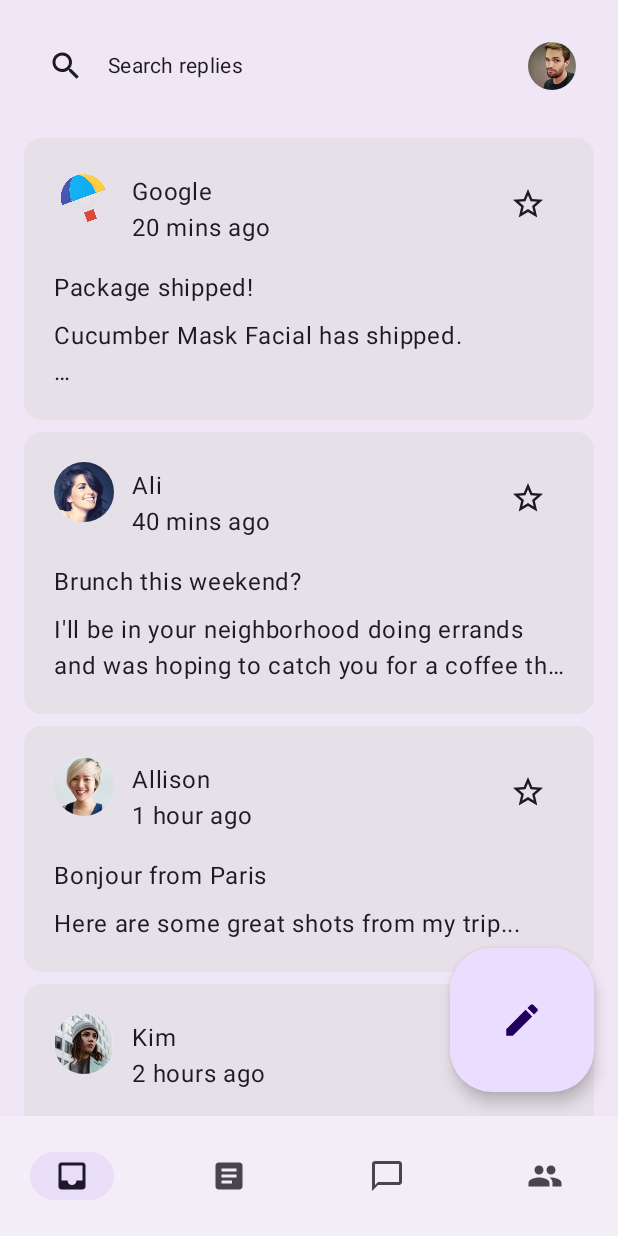
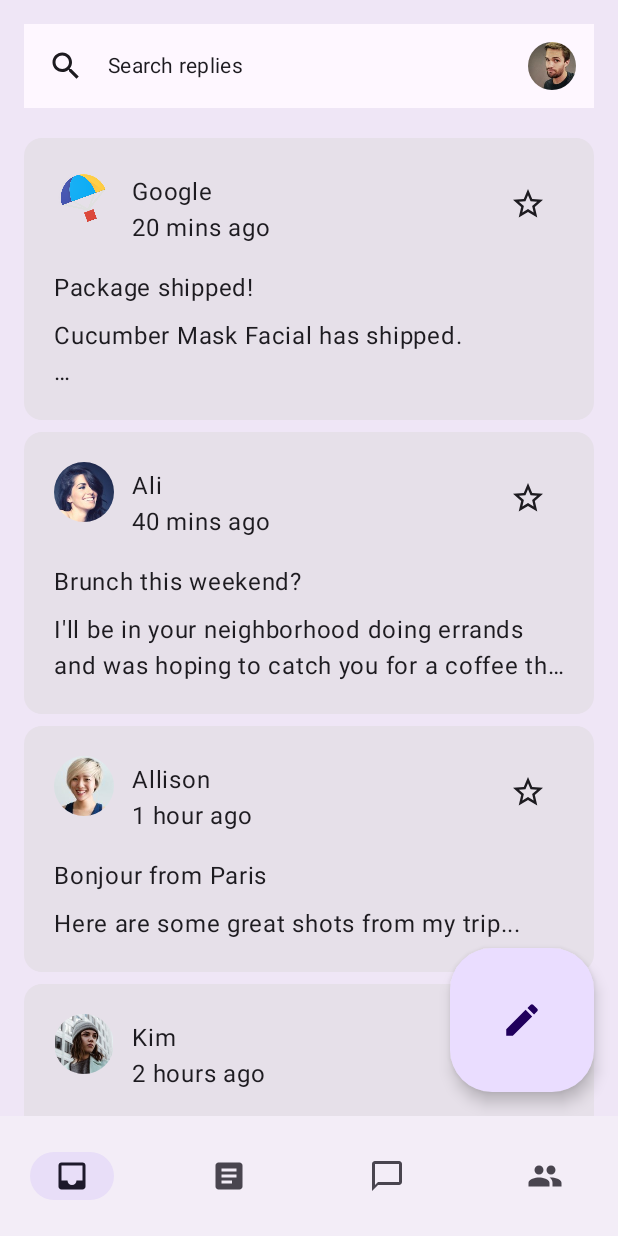
Before and after one commit to koumiaomiao/ThemingCodelab, an Android app built with Jetpack Compose: the screen it shows after launch (MainActivity), on a phone screen of 412 x 824 dp. Run offline under Robolectric (Android 15) with nearby library versions, the phone set to English and light mode, and no system bars.

```diff
--- a/app/src/main/java/com/example/reply/ui/components/ReplyAppBars.kt
+++ b/app/src/main/java/com/example/reply/ui/components/ReplyAppBars.kt
@@ -16,6 +16,7 @@
 
 package com.example.reply.ui.components
 
+import androidx.compose.foundation.background
 import androidx.compose.foundation.layout.Column
 import androidx.compose.foundation.layout.Row
 import androidx.compose.foundation.layout.fillMaxWidth
@@ -46,7 +47,8 @@ fun ReplySearchBar(modifier: Modifier = Modifier) {
     Row(
         modifier = modifier
             .fillMaxWidth()
-            .padding(16.dp),
+            .padding(16.dp)
+            .background(MaterialTheme.colorScheme.background),
         verticalAlignment = Alignment.CenterVertically
     ) {
         Icon(
```
